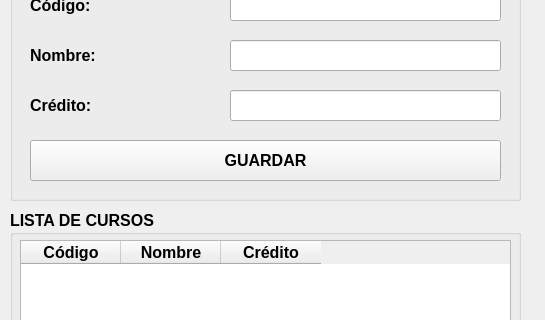
Above: view/frmcurso.ui from EstructuradeDatosClII/app-notasidat before the change; both pictures show x 0 to 545 and y 120 to 440 of the 545 by 600 pixel window. Below: the same form after it.
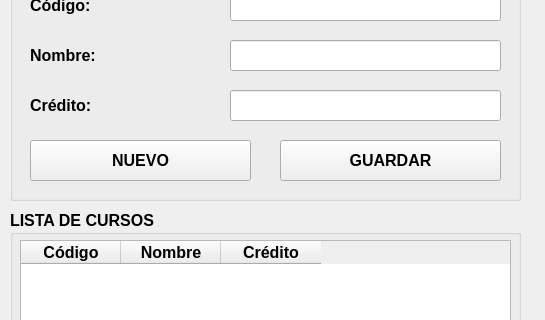
That is the form after the change.

The edit to the form file:
```diff
--- a/view/frmcurso.ui
+++ b/view/frmcurso.ui
@@ -128,9 +128,9 @@
     <widget class="QPushButton" name="btnguardar">
      <property name="geometry">
       <rect>
-       <x>20</x>
+       <x>270</x>
        <y>190</y>
-       <width>471</width>
+       <width>221</width>
        <height>41</height>
       </rect>
      </property>
@@ -138,6 +138,19 @@
       <string>GUARDAR</string>
      </property>
     </widget>
+    <widget class="QPushButton" name="btnnuevo">
+     <property name="geometry">
+      <rect>
+       <x>20</x>
+       <y>190</y>
+       <width>221</width>
+       <height>41</height>
+      </rect>
+     </property>
+     <property name="text">
+      <string>NUEVO</string>
+     </property>
+    </widget>
    </widget>
    <widget class="QGroupBox" name="groupBox_2">
     <property name="geometry">
```
